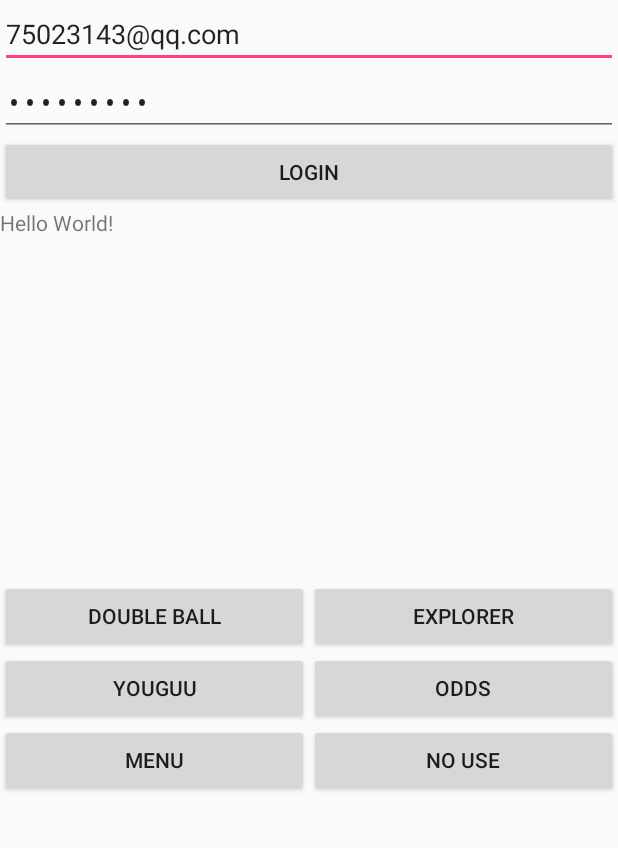
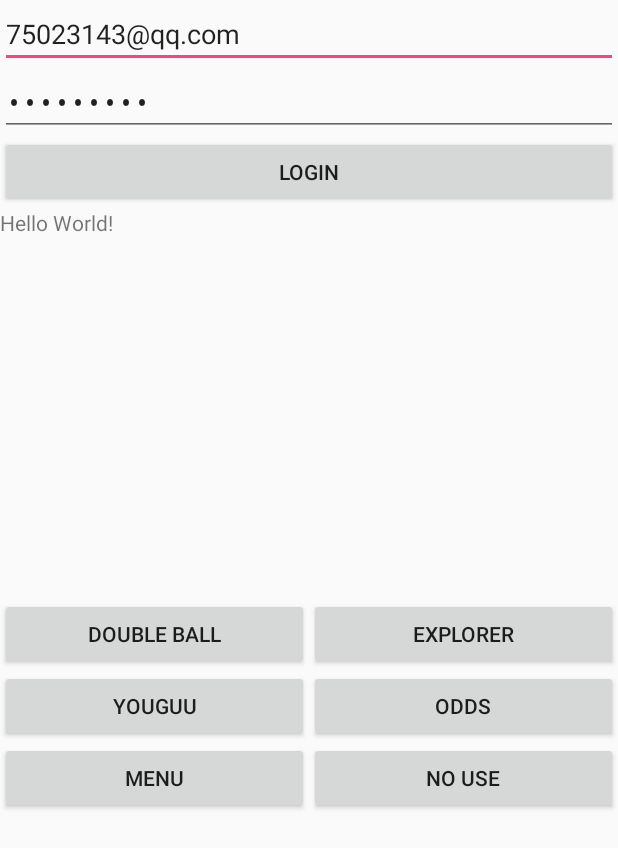
Before and after one commit to kenkieo/grab, an Android app: the screen it shows after launch (MainActivity), on a phone screen of 412 x 824 dp. Shown: the top 848 px of the screen. Run offline under Robolectric (Android 15) with nearby library versions, the phone set to English and light mode, and no system bars; our stand-ins replace EventBus; 4 statements that could not run were skipped.

Commit message:
更新了一下界面

```diff
--- a/grab-android/app/src/main/java/zj/test/scrapt/Tweet/UserID.java
+++ b/grab-android/app/src/main/java/zj/test/scrapt/Tweet/UserID.java
@@ -5,10 +5,8 @@ package zj.test.scrapt.Tweet;
  */
 
 public class UserID {
-    public static final String second_uid = "1789247505";
-    public static final String third_uid = "1772392290";
     public static final String first_uid = "3373931552";
+    public static final String second_uid = "1772392290";
+    public static final String third_uid = "1789247505";
     public static final String fourth_uid = "1726640331";
-
-
 }
--- a/grab-android/app/src/main/res/layout/fragment_record.xml
+++ b/grab-android/app/src/main/res/layout/fragment_record.xml
@@ -38,7 +38,7 @@
         android:layout_alignStart="@+id/wbListView"
         android:layout_marginBottom="30dp"
         android:layout_marginLeft="0dp"
-        android:layout_marginTop="385dp"
+        android:layout_marginTop="390dp"
         android:background="#856fd0"
         android:visibility="visible" />
 
--- a/grab-android/app/src/main/res/layout/main.xml
+++ b/grab-android/app/src/main/res/layout/main.xml
@@ -24,7 +24,7 @@
 
     <ScrollView
         android:layout_width="fill_parent"
-        android:layout_height="200dp"
+        android:layout_height="260dp"
         android:fadingEdge="vertical"
         android:scrollbars="vertical">
 
@@ -43,12 +43,7 @@
         android:layout_height="match_parent"
         android:orientation="vertical">
 
-        <Button
-            android:id="@+id/record"
-            android:layout_width="match_parent"
-            android:layout_height="wrap_content"
-            android:text="Record"
-            android:visibility="invisible" />
+
 
         <LinearLayout
             android:layout_width="match_parent"
```
